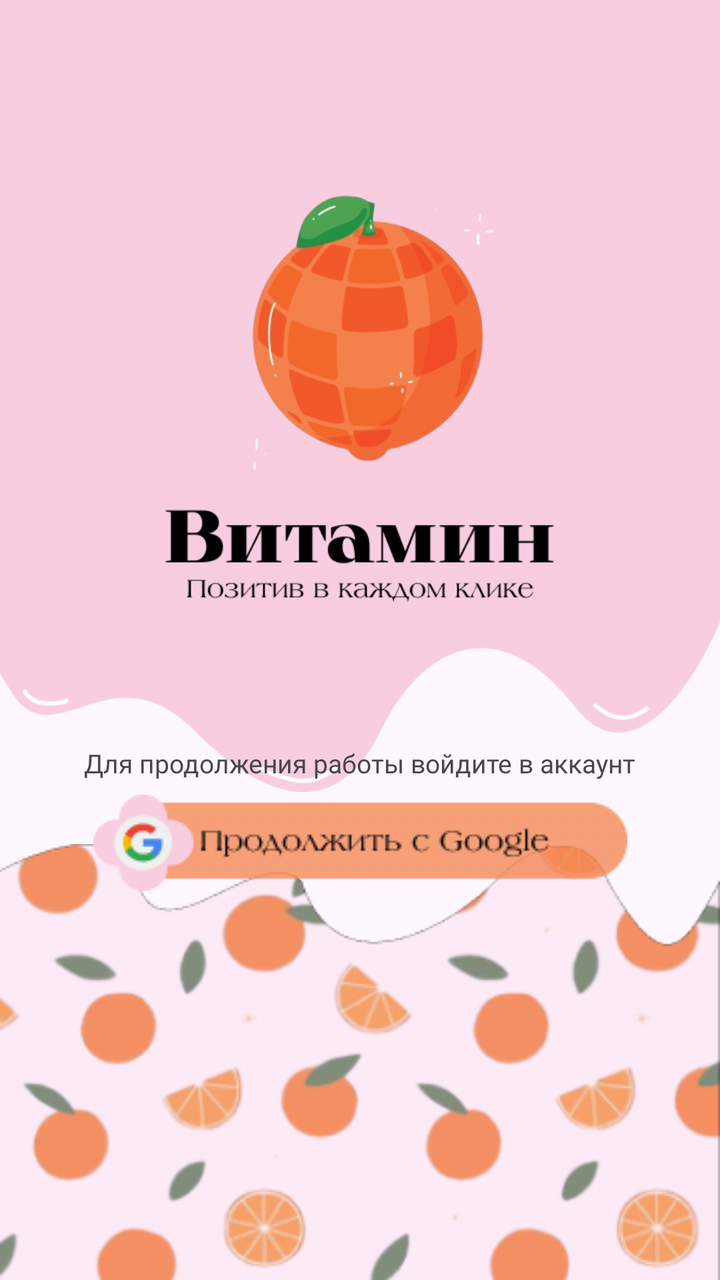
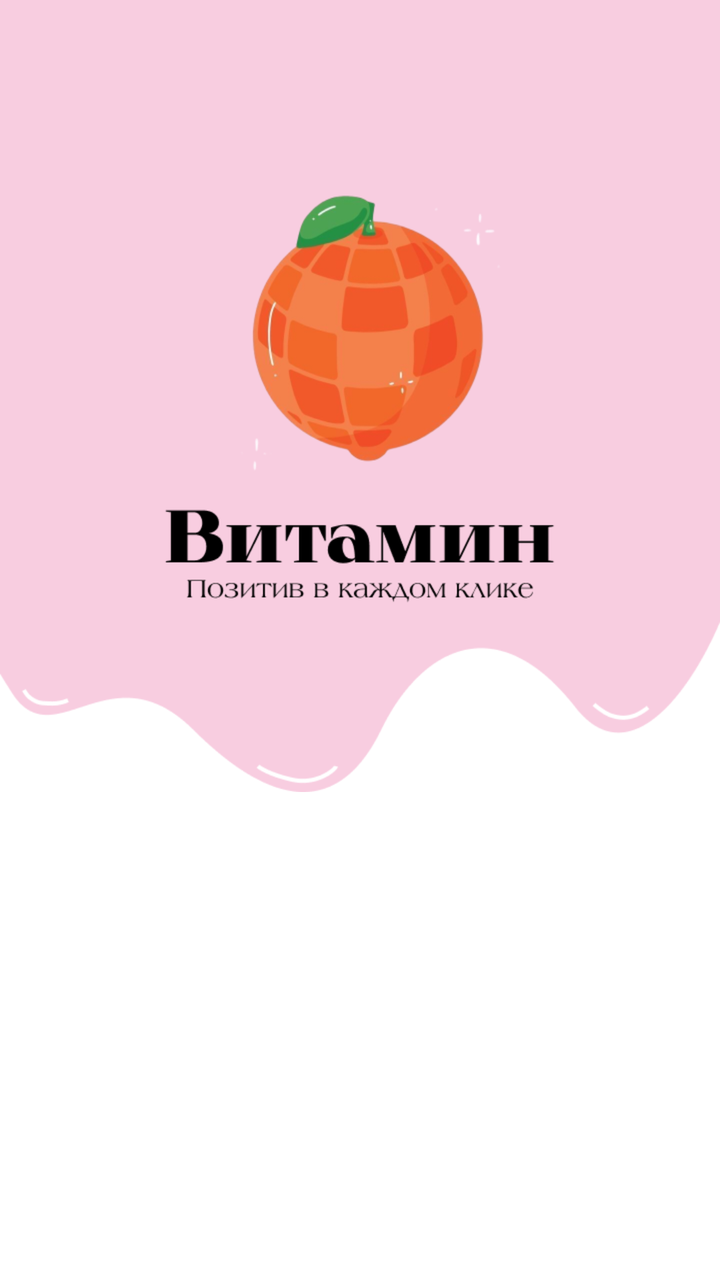

Compare the two renders of this Android layout. The source of the first and the diff that turns it into the second are given below.
<!-- AndroidManifest.xml: application theme Theme.Vitamin -->
<!-- res/layout/activity_registration.xml -->
<?xml version="1.0" encoding="utf-8"?>
<androidx.constraintlayout.widget.ConstraintLayout xmlns:android="http://schemas.android.com/apk/res/android"
    xmlns:app="http://schemas.android.com/apk/res-auto"
    xmlns:tools="http://schemas.android.com/tools"
    android:layout_width="match_parent"
    android:layout_height="match_parent"
    tools:context=".RegistrationActivity">

    <ImageView
        android:id="@+id/reg_up"
        android:layout_width="match_parent"
        android:layout_height="396dp"
        app:layout_constraintTop_toTopOf="parent"
        app:layout_constraintStart_toStartOf="parent"
        app:layout_constraintEnd_toEndOf="parent"
        android:background="@drawable/pic_reg_up"/>

    <ImageView
        android:id="@+id/reg_down"
        android:layout_width="match_parent"
        android:layout_height="wrap_content"
        android:background="@drawable/pic_reg_down"
        app:layout_constraintBottom_toBottomOf="parent"
        app:layout_constraintStart_toStartOf="parent"
        app:layout_constraintEnd_toEndOf="parent"/>

<androidx.constraintlayout.widget.ConstraintLayout
    android:layout_width="wrap_content"
    android:layout_height="wrap_content"
    app:layout_constraintTop_toBottomOf="@id/reg_up"
    app:layout_constraintStart_toStartOf="parent"
    app:layout_constraintEnd_toEndOf="parent"
    app:layout_constraintBottom_toTopOf="@id/reg_down">

    <TextView
        android:id="@+id/help_sign"
        android:layout_width="wrap_content"
        app:layout_constraintStart_toStartOf="parent"
        app:layout_constraintEnd_toEndOf="parent"
        android:text="@string/help_sign"
        android:fontFamily="@font/lagunac"
        android:textSize="13dp"
        android:layout_height="wrap_content"
        />

    <ImageButton
        android:layout_width="wrap_content"
        android:layout_height="wrap_content"
        android:id="@+id/bSign"
        android:background="@drawable/b_continue_with_google"
        android:text="Вперед!"
        android:layout_marginTop="7dp"
        app:layout_constraintEnd_toEndOf="parent"
        app:layout_constraintStart_toStartOf="parent"
        app:layout_constraintTop_toBottomOf="@id/help_sign" />
</androidx.constraintlayout.widget.ConstraintLayout>
</androidx.constraintlayout.widget.ConstraintLayout>
<!-- resources referenced by this layout -->
<resources>
  <!-- drawable b_continue_with_google: png bitmap (drawable, 5303 bytes) -->
  <!-- drawable pic_reg_down: png bitmap (drawable, 60070 bytes) -->
  <!-- drawable pic_reg_up: png bitmap (drawable, 69146 bytes) -->
  <string name="help_sign">Для продолжения работы войдите в аккаунт</string>
  <style name="Theme.Vitamin" parent="Base.Theme.Vitamin" />
  <style name="Base.Theme.Vitamin" parent="Theme.Material3.DayNight.NoActionBar">
          <item name="android:statusBarColor">@color/menu_and_toolbar_main</item>
          
          
      </style>
  <color name="menu_and_toolbar_main">#D8E42F</color>
</resources>

<!-- the commit's change to res/layout/activity_registration.xml (unified diff, before → after) -->
@@ -1,57 +1,38 @@
 <?xml version="1.0" encoding="utf-8"?>
-<androidx.constraintlayout.widget.ConstraintLayout xmlns:android="http://schemas.android.com/apk/res/android"
+<androidx.constraintlayout.widget.ConstraintLayout
+    xmlns:android="http://schemas.android.com/apk/res/android"
     xmlns:app="http://schemas.android.com/apk/res-auto"
     xmlns:tools="http://schemas.android.com/tools"
     android:layout_width="match_parent"
     android:layout_height="match_parent"
+    android:background="@android:color/white"
     tools:context=".RegistrationActivity">
 
     <ImageView
         android:id="@+id/reg_up"
         android:layout_width="match_parent"
         android:layout_height="396dp"
-        app:layout_constraintTop_toTopOf="parent"
+        android:background="@drawable/pic_reg_up"
+        app:layout_constraintEnd_toEndOf="parent"
+        app:layout_constraintHorizontal_bias="0.0"
         app:layout_constraintStart_toStartOf="parent"
-        app:layout_constraintEnd_toEndOf="parent"
-        android:background="@drawable/pic_reg_up"/>
+        app:layout_constraintTop_toTopOf="parent" />
 
-    <ImageView
-        android:id="@+id/reg_down"
+    
+
+    <androidx.constraintlayout.widget.ConstraintLayout
         android:layout_width="match_parent"
         android:layout_height="wrap_content"
-        android:background="@drawable/pic_reg_down"
-        app:layout_constraintBottom_toBottomOf="parent"
+        app:layout_constraintTop_toBottomOf="@id/reg_up"
         app:layout_constraintStart_toStartOf="parent"
-        app:layout_constraintEnd_toEndOf="parent"/>
-
-<androidx.constraintlayout.widget.ConstraintLayout
-    android:layout_width="wrap_content"
-    android:layout_height="wrap_content"
-    app:layout_constraintTop_toBottomOf="@id/reg_up"
-    app:layout_constraintStart_toStartOf="parent"
-    app:layout_constraintEnd_toEndOf="parent"
-    app:layout_constraintBottom_toTopOf="@id/reg_down">
-
-    <TextView
-        android:id="@+id/help_sign"
-        android:layout_width="wrap_content"
-        app:layout_constraintStart_toStartOf="parent"
-        app:layout_constraintEnd_toEndOf="parent"
-        android:text="@string/help_sign"
-        android:fontFamily="@font/lagunac"
-        android:textSize="13dp"
-        android:layout_height="wrap_content"
-        />
-
-    <ImageButton
-        android:layout_width="wrap_content"
-        android:layout_height="wrap_content"
-        android:id="@+id/bSign"
-        android:background="@drawable/b_continue_with_google"
-        android:text="Вперед!"
-        android:layout_marginTop="7dp"
-        app:layout_constraintEnd_toEndOf="parent"
-        app:layout_constraintStart_toStartOf="parent"
-        app:layout_constraintTop_toBottomOf="@id/help_sign" />
+        app:layout_constraintEnd_toEndOf="parent">
+    
+        <FrameLayout
+            android:id="@+id/fragment_container"
+            android:layout_width="match_parent"
+            android:layout_height="match_parent"
+            app:layout_constraintTop_toTopOf="parent"
+            app:layout_constraintStart_toStartOf="parent"
+            app:layout_constraintEnd_toEndOf="parent" />
+    </androidx.constraintlayout.widget.ConstraintLayout>
 </androidx.constraintlayout.widget.ConstraintLayout>
-</androidx.constraintlayout.widget.ConstraintLayout>
<!-- resource entries referenced after the edit -->
@@ -1,9 +1,6 @@
 <!-- resources referenced by this layout -->
 <resources>
-  <!-- drawable b_continue_with_google: png bitmap (drawable, 5303 bytes) -->
-  <!-- drawable pic_reg_down: png bitmap (drawable, 60070 bytes) -->
   <!-- drawable pic_reg_up: png bitmap (drawable, 69146 bytes) -->
-  <string name="help_sign">Для продолжения работы войдите в аккаунт</string>
   <style name="Theme.Vitamin" parent="Base.Theme.Vitamin" />
   <style name="Base.Theme.Vitamin" parent="Theme.Material3.DayNight.NoActionBar">
           <item name="android:statusBarColor">@color/menu_and_toolbar_main</item>
